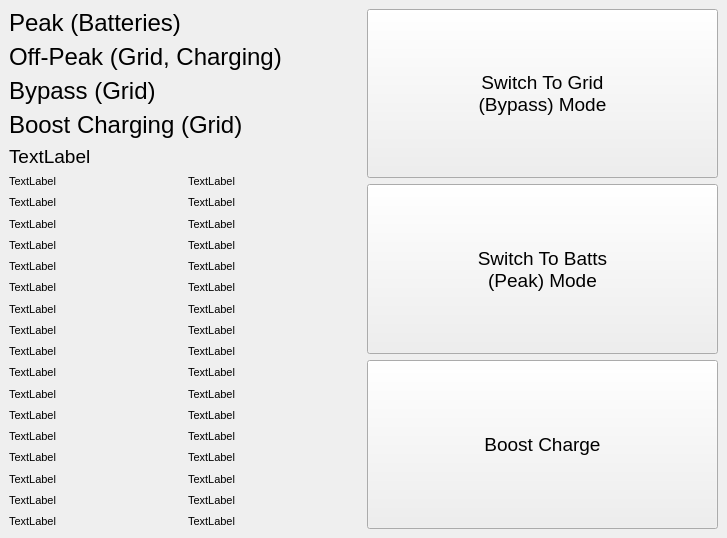
This is client/mainwindow.ui in Tobster86/growatt-spf5000es-linux-control as Qt 5 draws it before an edit. The edited form follows.
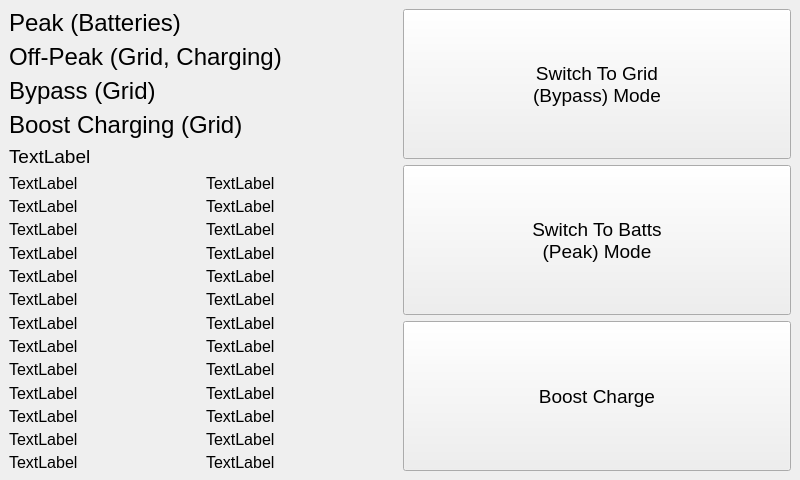
This is the edited form.

```diff
--- a/client/mainwindow.ui
+++ b/client/mainwindow.ui
@@ -9,14 +9,38 @@
    <rect>
     <x>0</x>
     <y>0</y>
-    <width>727</width>
-    <height>538</height>
+    <width>800</width>
+    <height>480</height>
    </rect>
   </property>
+  <property name="sizePolicy">
+   <sizepolicy hsizetype="Fixed" vsizetype="Fixed">
+    <horstretch>0</horstretch>
+    <verstretch>0</verstretch>
+   </sizepolicy>
+  </property>
+  <property name="minimumSize">
+   <size>
+    <width>800</width>
+    <height>480</height>
+   </size>
+  </property>
+  <property name="maximumSize">
+   <size>
+    <width>8000</width>
+    <height>4800</height>
+   </size>
+  </property>
   <property name="windowTitle">
    <string>MainWindow</string>
   </property>
   <widget class="QWidget" name="centralwidget">
+   <property name="maximumSize">
+    <size>
+     <width>800</width>
+     <height>480</height>
+    </size>
+   </property>
    <layout class="QHBoxLayout" name="horizontalLayout_2" stretch="0,0">
     <item>
      <layout class="QVBoxLayout" name="verticalLayout_2">
@@ -114,35 +138,11 @@
        <layout class="QHBoxLayout" name="horizontalLayout">
         <item>
          <layout class="QVBoxLayout" name="verticalLayout">
-          <item>
-           <widget class="QLabel" name="lbl01">
-            <property name="font">
-             <font>
-              <pointsize>8</pointsize>
-             </font>
-            </property>
-            <property name="text">
-             <string>TextLabel</string>
-            </property>
-           </widget>
-          </item>
-          <item>
-           <widget class="QLabel" name="lbl14">
-            <property name="font">
-             <font>
-              <pointsize>8</pointsize>
-             </font>
-            </property>
-            <property name="text">
-             <string>TextLabel</string>
-            </property>
-           </widget>
-          </item>
           <item>
            <widget class="QLabel" name="lbl07">
             <property name="font">
              <font>
-              <pointsize>8</pointsize>
+              <pointsize>12</pointsize>
              </font>
             </property>
             <property name="text">
@@ -154,7 +154,7 @@
            <widget class="QLabel" name="lbl10">
             <property name="font">
              <font>
-              <pointsize>8</pointsize>
+              <pointsize>12</pointsize>
              </font>
             </property>
             <property name="text">
@@ -166,7 +166,7 @@
            <widget class="QLabel" name="lbl15">
             <property name="font">
              <font>
-              <pointsize>8</pointsize>
+              <pointsize>12</pointsize>
              </font>
             </property>
             <property name="text">
@@ -178,7 +178,7 @@
            <widget class="QLabel" name="lbl05">
             <property name="font">
              <font>
-              <pointsize>8</pointsize>
+              <pointsize>12</pointsize>
              </font>
             </property>
             <property name="text">
@@ -190,19 +190,7 @@
            <widget class="QLabel" name="lbl04">
             <property name="font">
              <font>
-              <pointsize>8</pointsize>
-             </font>
-            </property>
-            <property name="text">
-             <string>TextLabel</string>
-            </property>
-           </widget>
-          </item>
-          <item>
-           <widget class="QLabel" name="lbl02">
-            <property name="font">
-             <font>
-              <pointsize>8</pointsize>
+              <pointsize>12</pointsize>
              </font>
             </property>
             <property name="text">
@@ -214,7 +202,7 @@
            <widget class="QLabel" name="lbl11">
             <property name="font">
              <font>
-              <pointsize>8</pointsize>
+              <pointsize>12</pointsize>
              </font>
             </property>
             <property name="text">
@@ -226,7 +214,7 @@
            <widget class="QLabel" name="lbl13">
             <property name="font">
              <font>
-              <pointsize>8</pointsize>
+              <pointsize>12</pointsize>
              </font>
             </property>
             <property name="text">
@@ -238,7 +226,7 @@
            <widget class="QLabel" name="lbl03">
             <property name="font">
              <font>
-              <pointsize>8</pointsize>
+              <pointsize>12</pointsize>
              </font>
             </property>
             <property name="text">
@@ -250,7 +238,7 @@
            <widget class="QLabel" name="lbl16">
             <property name="font">
              <font>
-              <pointsize>8</pointsize>
+              <pointsize>12</pointsize>
              </font>
             </property>
             <property name="text">
@@ -262,7 +250,7 @@
            <widget class="QLabel" name="lbl08">
             <property name="font">
              <font>
-              <pointsize>8</pointsize>
+              <pointsize>12</pointsize>
              </font>
             </property>
             <property name="text">
@@ -274,7 +262,7 @@
            <widget class="QLabel" name="lbl09">
             <property name="font">
              <font>
-              <pointsize>8</pointsize>
+              <pointsize>12</pointsize>
              </font>
             </property>
             <property name="text">
@@ -286,7 +274,7 @@
            <widget class="QLabel" name="lbl12">
             <property name="font">
              <font>
-              <pointsize>8</pointsize>
+              <pointsize>12</pointsize>
              </font>
             </property>
             <property name="text">
@@ -298,19 +286,7 @@
            <widget class="QLabel" name="lbl17">
             <property name="font">
              <font>
-              <pointsize>8</pointsize>
-             </font>
-            </property>
-            <property name="text">
-             <string>TextLabel</string>
-            </property>
-           </widget>
-          </item>
-          <item>
-           <widget class="QLabel" name="lbl06">
-            <property name="font">
-             <font>
-              <pointsize>8</pointsize>
+              <pointsize>12</pointsize>
              </font>
             </property>
             <property name="text">
@@ -322,35 +298,11 @@
         </item>
         <item>
          <layout class="QVBoxLayout" name="verticalLayout_3">
-          <item>
-           <widget class="QLabel" name="lbl18">
-            <property name="font">
-             <font>
-              <pointsize>8</pointsize>
-             </font>
-            </property>
-            <property name="text">
-             <string>TextLabel</string>
-            </property>
-           </widget>
-          </item>
           <item>
            <widget class="QLabel" name="lbl20">
             <property name="font">
              <font>
-              <pointsize>8</pointsize>
-             </font>
-            </property>
-            <property name="text">
-             <string>TextLabel</string>
-            </property>
-           </widget>
-          </item>
-          <item>
-           <widget class="QLabel" name="lbl19">
-            <property name="font">
-             <font>
-              <pointsize>8</pointsize>
+              <pointsize>12</pointsize>
              </font>
             </property>
             <property name="text">
@@ -362,7 +314,7 @@
            <widget class="QLabel" name="lbl22">
             <property name="font">
              <font>
-              <pointsize>8</pointsize>
+              <pointsize>12</pointsize>
              </font>
             </property>
             <property name="text">
@@ -374,19 +326,7 @@
            <widget class="QLabel" name="lbl28">
             <property name="font">
              <font>
-              <pointsize>8</pointsize>
-             </font>
-            </property>
-            <property name="text">
-             <string>TextLabel</string>
-            </property>
-           </widget>
-          </item>
-          <item>
-           <widget class="QLabel" name="lbl24">
-            <property name="font">
-             <font>
-              <pointsize>8</pointsize>
+              <pointsize>12</pointsize>
              </font>
             </property>
             <property name="text">
@@ -398,7 +338,7 @@
            <widget class="QLabel" name="lbl26">
             <property name="font">
              <font>
-              <pointsize>8</pointsize>
+              <pointsize>12</pointsize>
              </font>
             </property>
             <property name="text">
@@ -410,19 +350,7 @@
            <widget class="QLabel" name="lbl27">
             <property name="font">
              <font>
-              <pointsize>8</pointsize>
-             </font>
-            </property>
-            <property name="text">
-             <string>TextLabel</string>
-            </property>
-           </widget>
-          </item>
-          <item>
-           <widget class="QLabel" name="lbl33">
-            <property name="font">
-             <font>
-              <pointsize>8</pointsize>
+              <pointsize>12</pointsize>
              </font>
             </property>
             <property name="text">
@@ -434,7 +362,7 @@
            <widget class="QLabel" name="lbl30">
             <property name="font">
              <font>
-              <pointsize>8</pointsize>
+              <pointsize>12</pointsize>
              </font>
             </property>
             <property name="text">
@@ -446,7 +374,7 @@
            <widget class="QLabel" name="lbl31">
             <property name="font">
              <font>
-              <pointsize>8</pointsize>
+              <pointsize>12</pointsize>
              </font>
             </property>
             <property name="text">
@@ -458,7 +386,7 @@
            <widget class="QLabel" name="lbl34">
             <property name="font">
              <font>
-              <pointsize>8</pointsize>
+              <pointsize>12</pointsize>
              </font>
             </property>
             <property name="text">
@@ -470,7 +398,7 @@
            <widget class="QLabel" name="lbl32">
             <property name="font">
              <font>
-              <pointsize>8</pointsize>
+              <pointsize>12</pointsize>
              </font>
             </property>
             <property name="text">
@@ -482,7 +410,7 @@
            <widget class="QLabel" name="lbl25">
             <property name="font">
              <font>
-              <pointsize>8</pointsize>
+              <pointsize>12</pointsize>
              </font>
             </property>
             <property name="text">
@@ -494,7 +422,7 @@
            <widget class="QLabel" name="lbl29">
             <property name="font">
              <font>
-              <pointsize>8</pointsize>
+              <pointsize>12</pointsize>
              </font>
             </property>
             <property name="text">
@@ -506,7 +434,7 @@
            <widget class="QLabel" name="lbl23">
             <property name="font">
              <font>
-              <pointsize>8</pointsize>
+              <pointsize>12</pointsize>
              </font>
             </property>
             <property name="text">
@@ -518,7 +446,7 @@
            <widget class="QLabel" name="lbl21">
             <property name="font">
              <font>
-              <pointsize>8</pointsize>
+              <pointsize>12</pointsize>
              </font>
             </property>
             <property name="text">
```
